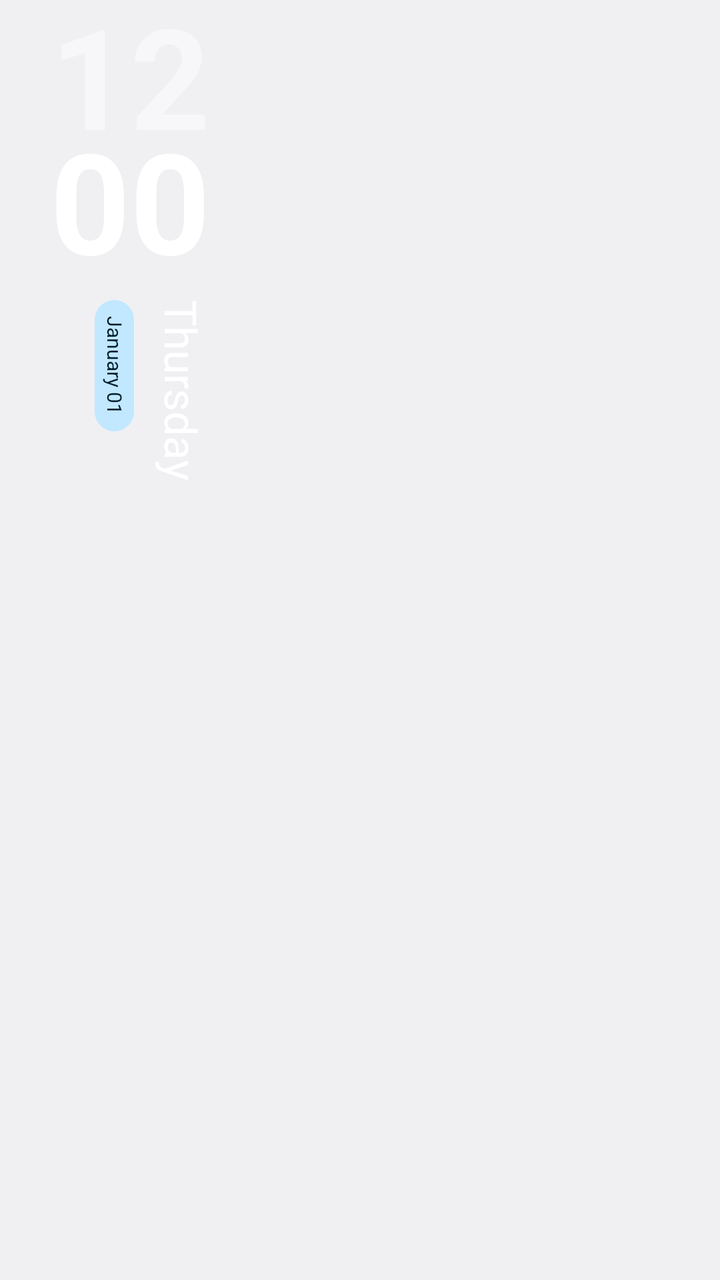
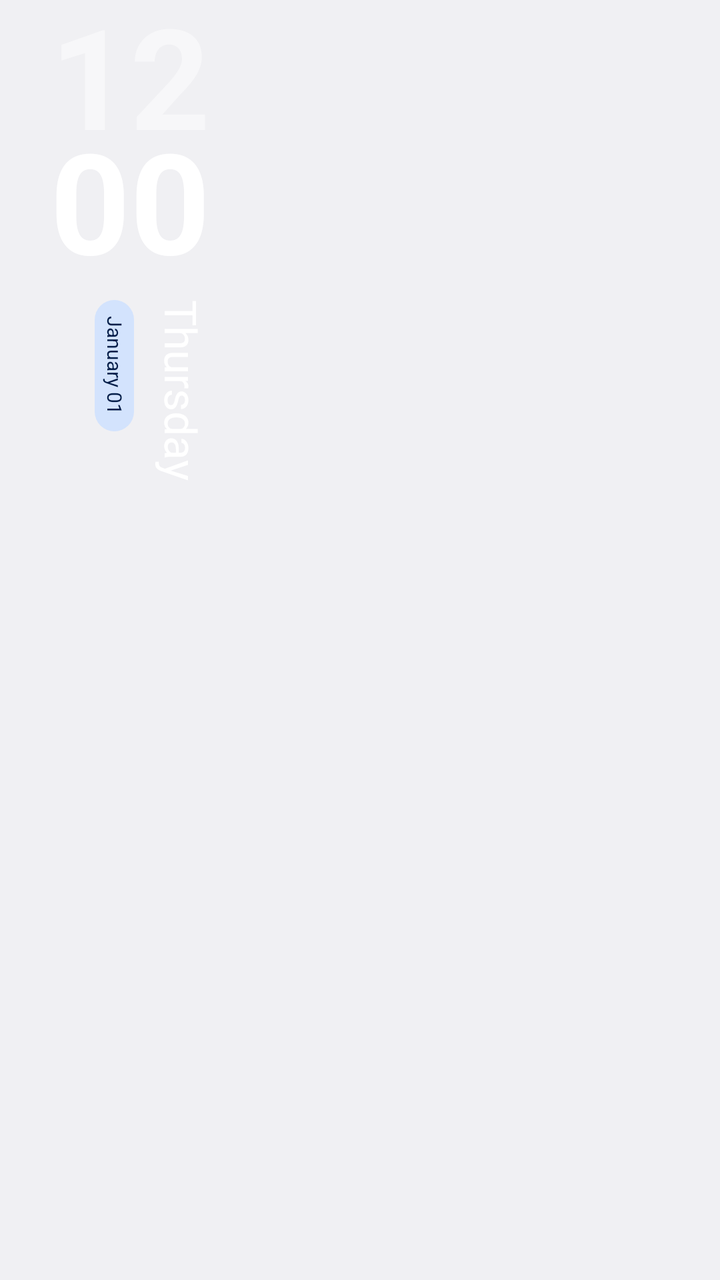

Compare the two renders of this Android layout. The source of the first and the diff that turns it into the second are given below.
<!-- AndroidManifest.xml: application theme android:Theme.DeviceDefault.Light.NoActionBar -->
<!-- res/layout/zclock_ls_8.xml -->
<?xml version="1.0" encoding="utf-8"?>
<LinearLayout xmlns:android="http://schemas.android.com/apk/res/android"
    xmlns:tools="http://schemas.android.com/tools"
    android:layout_width="match_parent"
    android:layout_height="wrap_content"
    android:layout_gravity="start|top"
    android:gravity="start|top"
    android:layoutDirection="ltr">

    <LinearLayout
        android:layout_width="wrap_content"
        android:layout_height="match_parent"
        android:layout_marginStart="25dp"
        android:layout_gravity="start|top"
        android:gravity="start|top"
        android:orientation="vertical">

        <TextClock
            android:layout_width="wrap_content"
            android:layout_height="wrap_content"
            android:layout_gravity="center|start"
            android:alpha="0.5"
            android:includeFontPadding="false"
            android:format12Hour="hh"
            android:format24Hour="HH"
            android:gravity="center|start"
            android:singleLine="true"
            android:tag="text1|nolineheight"
            android:textColor="@android:color/white"
            android:textSize="70dp"
            android:textStyle="bold" />

        <TextClock
            android:layout_width="wrap_content"
            android:layout_height="wrap_content"
            android:layout_gravity="center|start"
            android:layout_marginTop="-20dp"
            android:format12Hour="mm"
            android:includeFontPadding="false"
            android:format24Hour="mm"
            android:gravity="center|start"
            android:paddingBottom="10dp"
            android:singleLine="true"
            android:tag="text1"
            android:textColor="@android:color/white"
            android:textSize="70dp"
            android:textStyle="bold" />

        <LinearLayout
            android:layout_width="wrap_content"
            android:layout_height="wrap_content"
            android:layout_marginTop="18dp"
            android:orientation="vertical"
            android:clipChildren="false"
            android:clipToPadding="false"
            android:minWidth="180dp"
            android:paddingTop="80dp"
            android:rotation="90"
            tools:ignore="RtlHardcoded">

            <TextClock
                android:layout_width="wrap_content"
                android:layout_height="wrap_content"
                android:layout_gravity="start"
                android:includeFontPadding="false"
                android:format12Hour="EEEE"
                android:format24Hour="EEEE"
                android:gravity="start"
                android:singleLine="true"
                android:tag="text1|nolineheight"
                android:textColor="@android:color/white"
                android:textSize="22dp" />

            <FrameLayout
                android:layout_width="wrap_content"
                android:layout_height="wrap_content"
                android:layout_gravity="start"
                android:layout_marginTop="10dp"
                android:layout_marginEnd="80dp"
                android:background="@drawable/lockscreen_clock_8_custom_background"
                android:backgroundTint="@android:color/system_accent1_100"
                android:paddingHorizontal="8dp"
                android:paddingVertical="4dp"
                android:tag="accent1">

                <TextClock
                    android:layout_width="wrap_content"
                    android:layout_height="wrap_content"
                    android:includeFontPadding="false"
                    android:format12Hour="MMMM dd"
                    android:format24Hour="dd MMMM"
                    android:gravity="center|start"
                    android:singleLine="true"
                    android:tag="text2|nolineheight"
                    android:textColor="@android:color/system_accent1_900"
                    android:textSize="10dp" />
            </FrameLayout>
        </LinearLayout>
    </LinearLayout>
</LinearLayout>
<!-- resources referenced by this layout -->
<resources>
  <!-- drawable lockscreen_clock_8_custom_background (drawable) -->
  <?xml version="1.0" encoding="utf-8"?>
  <ripple xmlns:android="http://schemas.android.com/apk/res/android"
      android:color="?android:colorControlHighlight">
      <item>
          <shape>
              <solid android:color="@color/zc_primary" />
              <corners android:radius="16dp" />
          </shape>
      </item>
  </ripple>
  <color name="zc_primary">#FF4A90E2</color>
</resources>

<!-- the commit's change to res/layout/zclock_ls_8.xml (unified diff, before → after) -->
@@ -78,7 +78,7 @@
                 android:layout_marginTop="10dp"
                 android:layout_marginEnd="80dp"
                 android:background="@drawable/lockscreen_clock_8_custom_background"
-                android:backgroundTint="@android:color/system_accent1_100"
+                android:backgroundTint="@color/zc_accent1_100"
                 android:paddingHorizontal="8dp"
                 android:paddingVertical="4dp"
                 android:tag="accent1">
@@ -92,7 +92,7 @@
                     android:gravity="center|start"
                     android:singleLine="true"
                     android:tag="text2|nolineheight"
-                    android:textColor="@android:color/system_accent1_900"
+                    android:textColor="@color/zc_accent1_900"
                     android:textSize="10dp" />
             </FrameLayout>
         </LinearLayout>
<!-- resource entries referenced after the edit -->
@@ -1,5 +1,7 @@
 <!-- resources referenced by this layout -->
 <resources>
+  <color name="zc_accent1_100">#FFD3E3FD</color>
+  <color name="zc_accent1_900">#FF041E49</color>
   <!-- drawable lockscreen_clock_8_custom_background (drawable) -->
   <?xml version="1.0" encoding="utf-8"?>
   <ripple xmlns:android="http://schemas.android.com/apk/res/android"
